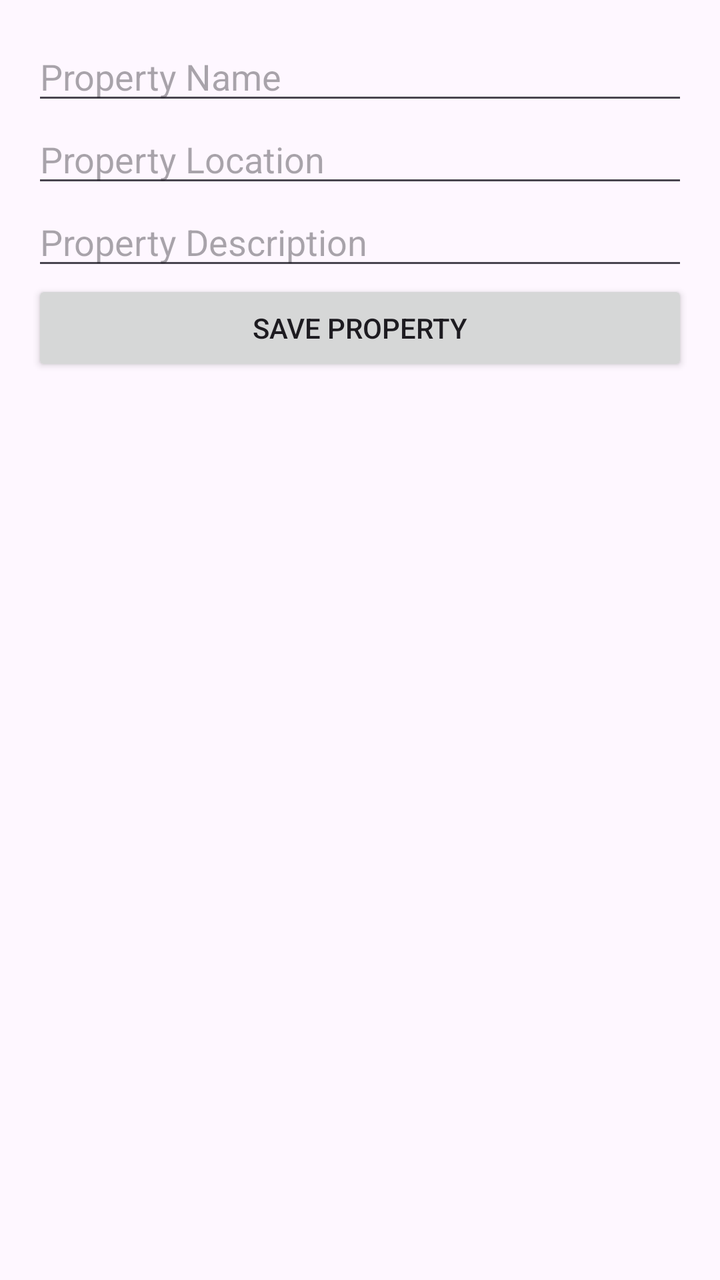
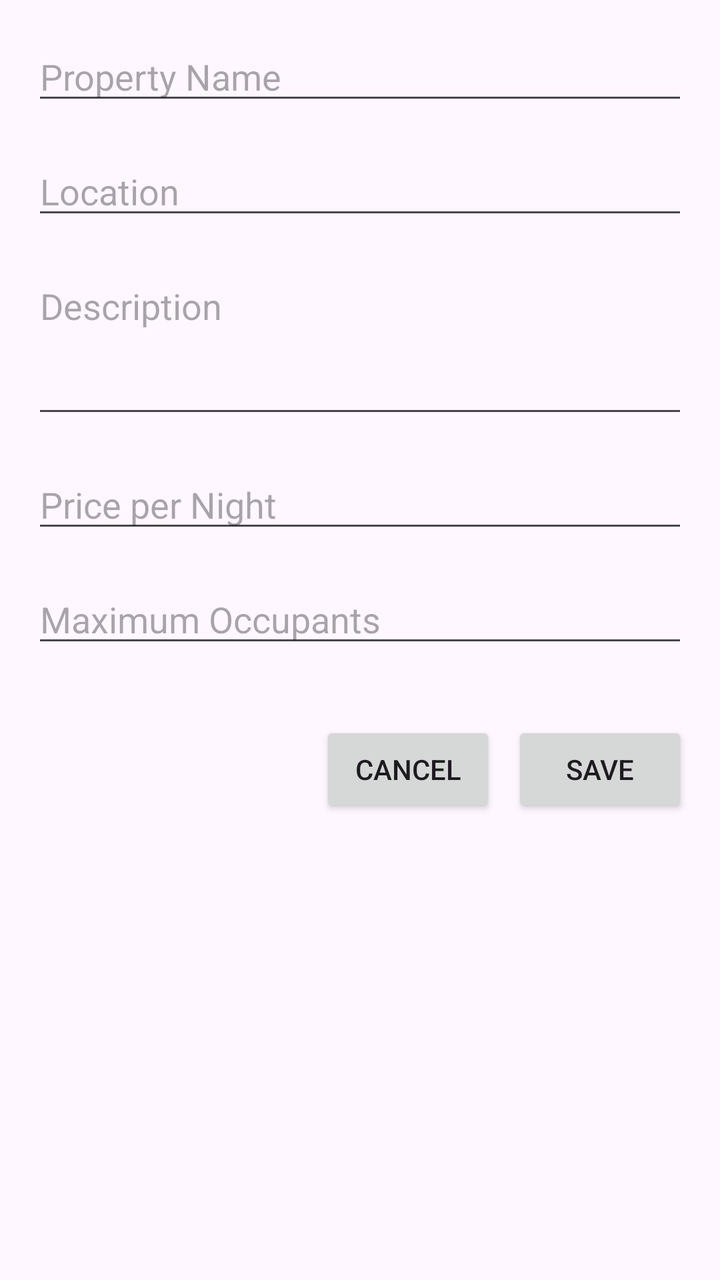

Before-and-after screenshots of an Android layout around one commit, followed by the original layout XML and the change that was made.
<!-- AndroidManifest.xml: application theme Theme.RENDBB -->
<!-- res/layout/activity_add_property.xml -->
<?xml version="1.0" encoding="utf-8"?>
<LinearLayout xmlns:android="http://schemas.android.com/apk/res/android"
    android:layout_width="match_parent"
    android:layout_height="match_parent"
    android:orientation="vertical"
    android:padding="16dp">

    <EditText
        android:id="@+id/propertyNameField"
        android:layout_width="match_parent"
        android:layout_height="wrap_content"
        android:hint="Property Name" />

    <EditText
        android:id="@+id/propertyLocationField"
        android:layout_width="match_parent"
        android:layout_height="wrap_content"
        android:hint="Property Location" />

    <EditText
        android:id="@+id/propertyDescriptionField"
        android:layout_width="match_parent"
        android:layout_height="wrap_content"
        android:hint="Property Description" />

    <Button
        android:id="@+id/savePropertyButton"
        android:layout_width="match_parent"
        android:layout_height="wrap_content"
        android:text="Save Property" />
</LinearLayout>
<!-- resources referenced by this layout -->
<resources>
  <style name="Theme.RENDBB" parent="Base.Theme.RENDBB" />
  <style name="Base.Theme.RENDBB" parent="Theme.Material3.DayNight.NoActionBar">
          
          
      </style>
</resources>

<!-- the commit's change to res/layout/activity_add_property.xml (unified diff, before → after) -->
@@ -1,31 +1,74 @@
 <?xml version="1.0" encoding="utf-8"?>
-<LinearLayout xmlns:android="http://schemas.android.com/apk/res/android"
+<ScrollView xmlns:android="http://schemas.android.com/apk/res/android"
     android:layout_width="match_parent"
     android:layout_height="match_parent"
-    android:orientation="vertical"
     android:padding="16dp">
 
-    <EditText
-        android:id="@+id/propertyNameField"
+    <LinearLayout
         android:layout_width="match_parent"
         android:layout_height="wrap_content"
-        android:hint="Property Name" />
+        android:orientation="vertical">
 
-    <EditText
-        android:id="@+id/propertyLocationField"
-        android:layout_width="match_parent"
-        android:layout_height="wrap_content"
-        android:hint="Property Location" />
+        <EditText
+            android:id="@+id/nameEditText"
+            android:layout_width="match_parent"
+            android:layout_height="wrap_content"
+            android:hint="Property Name"
+            android:inputType="text"
+            android:layout_marginBottom="16dp"/>
 
-    <EditText
-        android:id="@+id/propertyDescriptionField"
-        android:layout_width="match_parent"
-        android:layout_height="wrap_content"
-        android:hint="Property Description" />
+        <EditText
+            android:id="@+id/locationEditText"
+            android:layout_width="match_parent"
+            android:layout_height="wrap_content"
+            android:hint="Location"
+            android:inputType="text"
+            android:layout_marginBottom="16dp"/>
 
-    <Button
-        android:id="@+id/savePropertyButton"
-        android:layout_width="match_parent"
-        android:layout_height="wrap_content"
-        android:text="Save Property" />
-</LinearLayout>
+        <EditText
+            android:id="@+id/descriptionEditText"
+            android:layout_width="match_parent"
+            android:layout_height="wrap_content"
+            android:hint="Description"
+            android:inputType="textMultiLine"
+            android:minLines="3"
+            android:gravity="top"
+            android:layout_marginBottom="16dp"/>
+
+        <EditText
+            android:id="@+id/priceEditText"
+            android:layout_width="match_parent"
+            android:layout_height="wrap_content"
+            android:hint="Price per Night"
+            android:inputType="numberDecimal"
+            android:layout_marginBottom="16dp"/>
+
+        <EditText
+            android:id="@+id/maxOccupantsEditText"
+            android:layout_width="match_parent"
+            android:layout_height="wrap_content"
+            android:hint="Maximum Occupants"
+            android:inputType="number"
+            android:layout_marginBottom="32dp"/>
+
+        <LinearLayout
+            android:layout_width="match_parent"
+            android:layout_height="wrap_content"
+            android:orientation="horizontal"
+            android:gravity="end">
+
+            <Button
+                android:id="@+id/cancelButton"
+                android:layout_width="wrap_content"
+                android:layout_height="wrap_content"
+                android:text="Cancel"
+                android:layout_marginEnd="8dp"/>
+
+            <Button
+                android:id="@+id/saveButton"
+                android:layout_width="wrap_content"
+                android:layout_height="wrap_content"
+                android:text="Save"/>
+        </LinearLayout>
+    </LinearLayout>
+</ScrollView>
